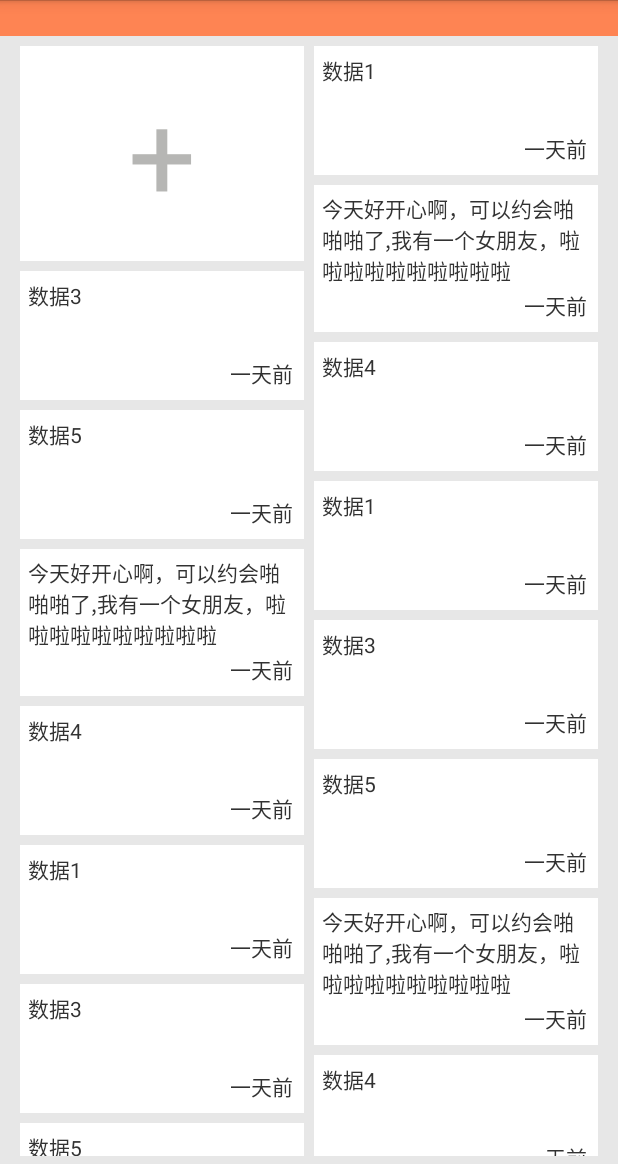
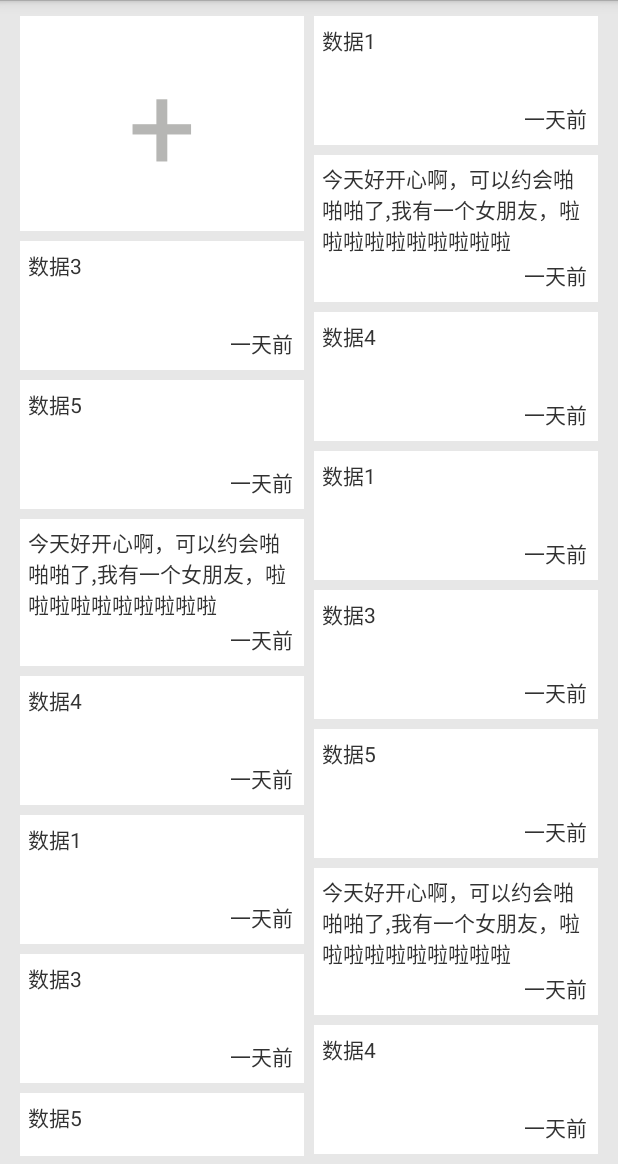
Before and after one commit to brijoe/LiteNote, an Android app: the screen it shows after launch (MainActivity), on a phone screen of 412 x 824 dp, the part 72-1236 px from its top. Run offline under Robolectric (Android 15) with nearby library versions, the phone set to English and light mode, and no system bars.

```diff
--- a/app/src/main/java/org/bridge/activity/BaseActivity.java
+++ b/app/src/main/java/org/bridge/activity/BaseActivity.java
@@ -18,7 +18,7 @@ public class BaseActivity extends Activity {
     protected void onCreate(Bundle savedInstanceState) {
         Logger.i(TAG, CLASSNAME + "-onCreate");
         super.onCreate(savedInstanceState);
-        setStatusBar();
+       // setStatusBar();
     }
 
     @Override
--- a/app/src/main/java/org/bridge/adapter/ItemAdapter.java
+++ b/app/src/main/java/org/bridge/adapter/ItemAdapter.java
@@ -1,6 +1,7 @@
 package org.bridge.adapter;
 
 import android.content.Context;
+import android.content.Intent;
 import android.support.v7.widget.RecyclerView;
 import android.view.LayoutInflater;
 import android.view.View;
@@ -10,6 +11,7 @@ import android.widget.LinearLayout;
 import android.widget.TextView;
 import android.widget.Toast;
 
+import org.bridge.activity.PubActivity;
 import org.bridge.entry.NoteEntry;
 import org.bridge.activity.MainActivity;
 import org.bridge.litenote.R;
@@ -57,6 +59,7 @@ public class ItemAdapter extends RecyclerView.Adapter<RecyclerView.ViewHolder> {
                 @Override
                 public void onClick(View v) {
                     Toast.makeText(context, "点击了item", Toast.LENGTH_SHORT).show();
+                    Intent i = new Intent(context, PubActivity.class);
                 }
             });
             cardNote.setOnLongClickListener(new View.OnLongClickListener() {
--- a/app/src/main/res/layout/activity_main.xml
+++ b/app/src/main/res/layout/activity_main.xml
@@ -8,9 +8,9 @@
     <LinearLayout
         android:id="@+id/undo_panel"
         android:layout_width="match_parent"
-        android:layout_height="72dp"
+        android:layout_height="48dp"
         android:layout_alignParentTop="true"
-        android:background="#FE8453"
+        android:background="@color/colorPrimary"
         android:gravity="center_vertical|center_horizontal"
         android:orientation="horizontal">
 
@@ -46,7 +46,7 @@
         android:id="@+id/recyclerView"
         android:layout_width="match_parent"
         android:layout_height="wrap_content"
-        android:layout_marginTop="70dp"
+        android:layout_marginTop="50dp"
         android:paddingBottom="5dp"
         android:paddingLeft="10dp"
         android:paddingRight="10dp"
--- a/app/src/main/res/layout/activity_pub.xml
+++ b/app/src/main/res/layout/activity_pub.xml
@@ -12,7 +12,8 @@
             android:id="@+id/edtNoteContent"
             android:layout_width="match_parent"
             android:layout_height="wrap_content"
-            android:background="@null" />
+            android:background="@null"
+            android:textColor="#000" />
     </ScrollView>
 
 </LinearLayout>
```
Also changed, not shown: app/src/main/java/org/bridge/entry/NoteEntry.java (+34 -1 lines).
